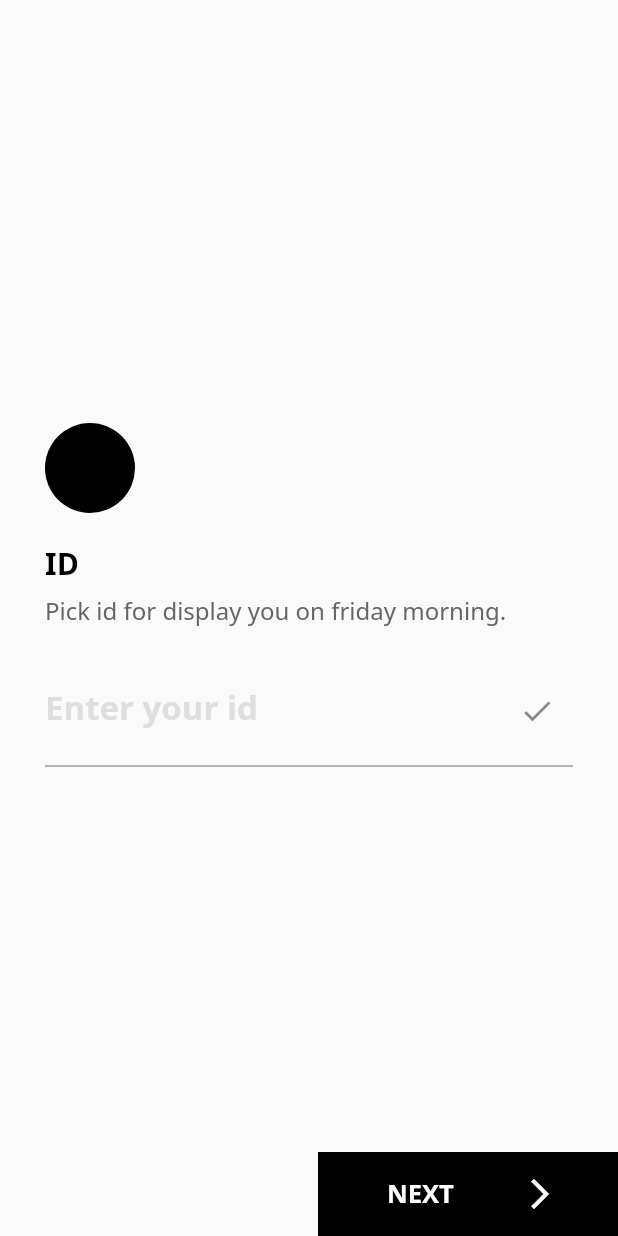
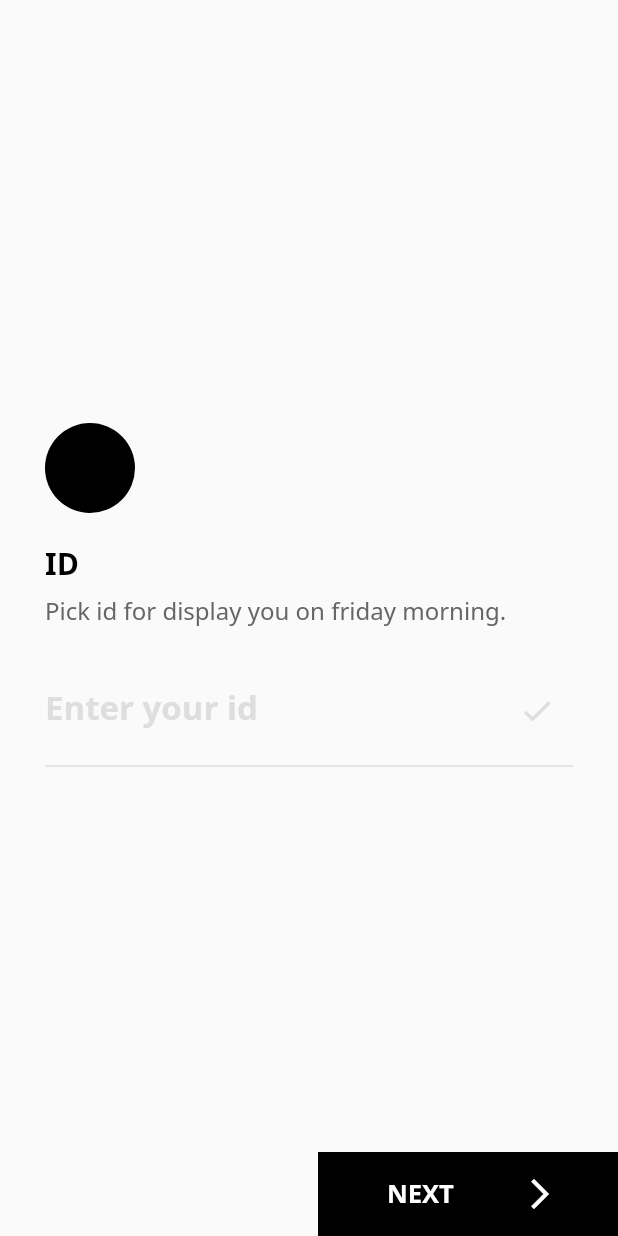
Before and after one commit to Duck528/FridayMorning, a Flutter app: the screen it shows after launch, on a phone screen of 412 x 824 dp. Run offline on Flutter 3.47's test engine with Material 2 defaults, Android fonts, the phone set to English and light mode, and no system bars; our stand-ins replace cloud_firestore; accounts and stored records are empty.

Commit message:
UI 세부 조정

```diff
--- a/lib/SignIn/signin_page.dart
+++ b/lib/SignIn/signin_page.dart
@@ -78,10 +78,13 @@ class _WelcomeWidgetState extends State<_WelcomeWidget> {
     return Container(
         height: 74,
         child: TextField(
-          style: notoSansBoldFont(25, Colors.black),
+          cursorColor: Colors.black,
+          style: notoSansBoldFont(24, Colors.black),
           decoration: InputDecoration(
-              suffixIcon: Icon(Icons.check),
+              suffixIcon: Icon(Icons.check, color: Color.fromRGBO(222, 222, 222, 1),),
               labelText: 'Enter your id',
+              enabledBorder: UnderlineInputBorder(borderSide: BorderSide(color: Color.fromRGBO(222, 222, 222, 1))),
+              focusedBorder: UnderlineInputBorder(borderSide: BorderSide(color: Color.fromRGBO(222, 222, 222, 1))),
               labelStyle:
                   notoSansBoldFont(22, Color.fromRGBO(222, 222, 222, 1))),
         ));
```
